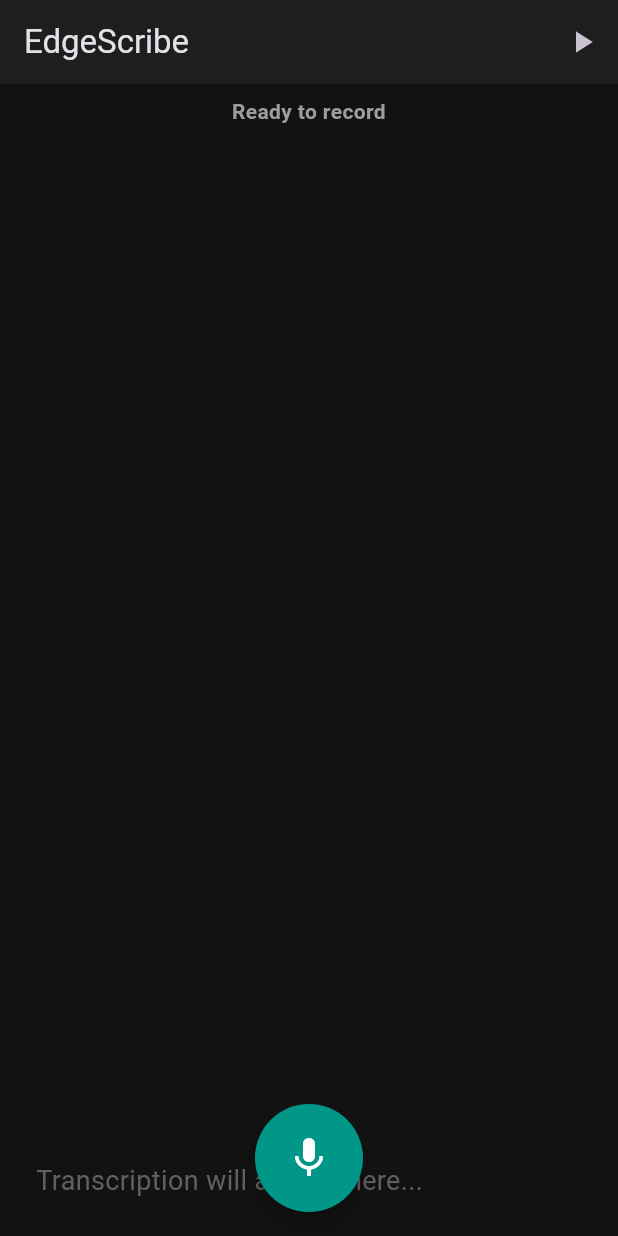
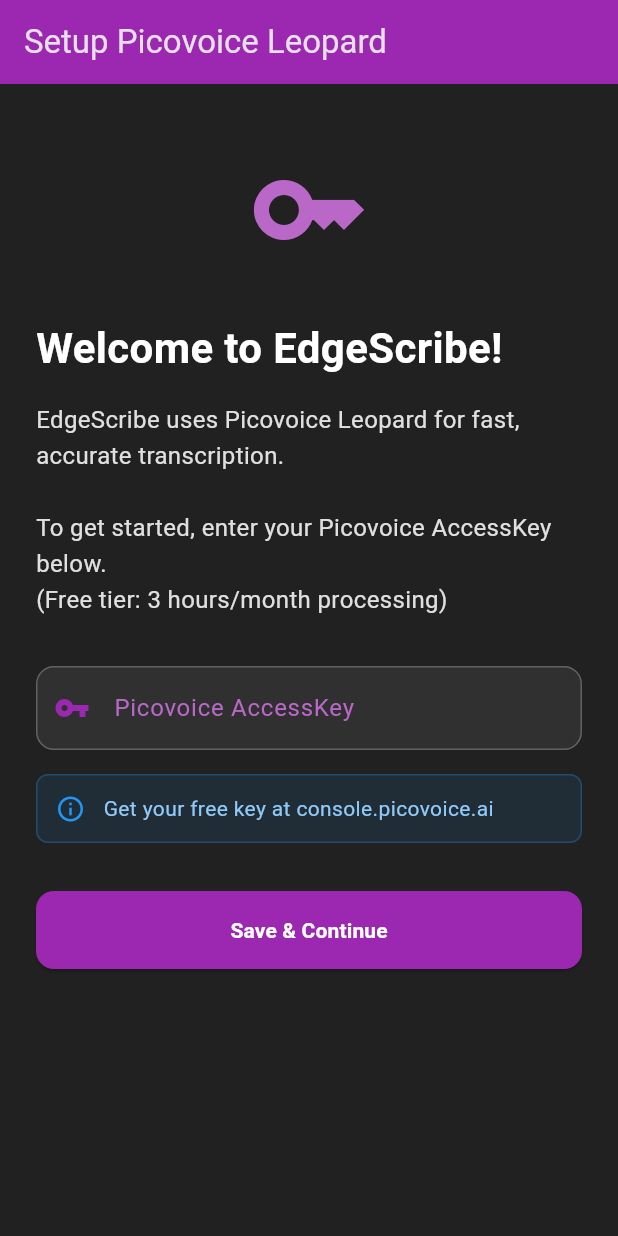
Before and after one commit to mythstical/EdgeScribe, a Flutter app: the screen it shows after launch, on a phone screen of 412 x 824 dp. Run offline on Flutter 3.47's test engine with Material 3 defaults, Android fonts, the phone set to English and light mode, and no system bars; our stand-ins replace audioplayers, flutter_secure_storage; missing offline and left inert: leopard_flutter, record.

Commit message:
pivot to using a more specialised transcription model that appears to provide better performance

```diff
--- a/lib/main.dart
+++ b/lib/main.dart
@@ -1,7 +1,7 @@
 import 'package:audioplayers/audioplayers.dart';
 import 'package:flutter/material.dart';
-import 'package:provider/provider.dart';
 import 'services/transcription_service.dart';
+import 'screens/api_key_setup_screen.dart';
 
 void main() {
   runApp(const MyApp());
@@ -12,22 +12,10 @@
 
   @override
   Widget build(BuildContext context) {
-    return MultiProvider(
-      providers: [Provider(create: (_) => TranscriptionService())],
-      child: MaterialApp(
+    return MaterialApp(
       title: 'EdgeScribe',
-        theme: ThemeData(
-          brightness: Brightness.dark,
-          primarySwatch: Colors.teal,
-          useMaterial3: true,
-          scaffoldBackgroundColor: const Color(0xFF121212),
-          appBarTheme: const AppBarTheme(
-            backgroundColor: Color(0xFF1E1E1E),
-            elevation: 0,
-          ),
-        ),
+      theme: ThemeData.dark(),
       home: const TranscriptionScreen(),
-      ),
     );
   }
 }
@@ -46,6 +34,8 @@
   bool _isTranscribing = false;
   bool _isModelReady = false;
 
+  final TranscriptionService _transcriptionService = TranscriptionService();
+
   @override
   void initState() {
     super.initState();
@@ -53,19 +43,27 @@
   }
 
   Future<void> _initializeModel() async {
-    final service = Provider.of<TranscriptionService>(context, listen: false);
     try {
-      setState(() => _status = "Downloading model...");
-      await service.downloadModel(
-        onProgress: (progress, status) {
+      setState(() => _status = "Checking for API key...");
+
+      // Check if Leopard API key exists, if not show setup screen
+      if (!await _transcriptionService.hasApiKey()) {
         setState(() {
-            _status = "$status ${(progress * 100).toStringAsFixed(1)}%";
+          _status = "Setup required";
+          _isModelReady = true;
         });
-        },
-      );
 
-      setState(() => _status = "Initializing model...");
-      await service.initializeModel();
+        // Show API key setup dialog
+        if (mounted) {
+          await Future.delayed(const Duration(milliseconds: 500));
+          _showApiKeySetup();
+        }
+        return;
+      }
+
+      // Initialize Leopard
+      setState(() => _status = "Initializing Leopard...");
+      await _transcriptionService.initialize();
 
       setState(() {
         _isModelReady = true;
@@ -77,10 +75,13 @@
   }
 
   Future<void> _toggleRecording() async {
-    final service = Provider.of<TranscriptionService>(context, listen: false);
+    if (!_transcriptionService.isInitialized) {
+      setState(() => _status = "Leopard not ready. Check API key.");
+      return;
+    }
 
     if (_isRecording) {
-      // Stop recording
+      // Stop recording and transcribe
       try {
         setState(() {
           _isRecording = false;
@@ -88,18 +89,13 @@
           _status = "Transcribing...";
         });
 
-        final stream = await service.stopRecordingAndTranscribeStream();
-
-        await for (final token in stream) {
-          setState(() {
-            _transcribedText += token;
-          });
-        }
+        final transcription = await _transcriptionService
+            .stopRecordingAndTranscribe();
 
         setState(() {
           _isTranscribing = false;
           _status = "Ready to record";
-          _transcribedText += "\n\n"; // Add spacing for next recording
+          _transcribedText += "$transcription\n\n";
         });
       } catch (e) {
         setState(() {
@@ -110,17 +106,11 @@
     } else {
       // Start recording
       try {
-        await service.startRecording(
-          onSilenceDetected: () {
-            // Automatically stop recording when silence is detected
-            if (mounted && _isRecording) {
-              _toggleRecording();
-            }
-          },
-        );
+        await _transcriptionService.startRecording();
+
         setState(() {
           _isRecording = true;
-          _status = "Recording... (Speak now)";
+          _status = "Recording...";
         });
       } catch (e) {
         setState(() => _status = "Error: $e");
@@ -130,15 +120,37 @@
 
   final AudioPlayer _audioPlayer = AudioPlayer();
 
+  // Show API key setup screen
+  Future<void> _showApiKeySetup() async {
+    final result = await Navigator.of(context).push<bool>(
+      MaterialPageRoute(
+        builder: (context) =>
+            ApiKeySetupScreen(leopardService: _transcriptionService),
+        fullscreenDialog: true,
+      ),
+    );
+
+    // If user saved key, reinitialize Leopard
+    if (result == true && mounted) {
+      setState(() => _status = "Initializing Leopard...");
+      try {
+        await _transcriptionService.initialize();
+        setState(() => _status = "Ready to record");
+      } catch (e) {
+        setState(() => _status = "Init failed: $e");
+      }
+    }
+  }
+
   @override
   void dispose() {
     _audioPlayer.dispose();
+    _transcriptionService.dispose();
     super.dispose();
   }
 
   Future<void> _playLastRecording() async {
-    final service = Provider.of<TranscriptionService>(context, listen: false);
-    final path = await service.getLastRecordingPath();
+    final path = await _transcriptionService.getLastRecordingPath();
 
     if (path != null) {
       try {
@@ -154,8 +166,10 @@
   @override
   Widget build(BuildContext context) {
     return Scaffold(
+      backgroundColor: Colors.black,
       appBar: AppBar(
         title: const Text('EdgeScribe'),
+        backgroundColor: Colors.purple,
         actions: [
           if (!_isRecording && !_isTranscribing)
             IconButton(
@@ -170,33 +184,47 @@
           // Status Bar
           Container(
             width: double.infinity,
-            padding: const EdgeInsets.symmetric(vertical: 8, horizontal: 16),
+            padding: const EdgeInsets.symmetric(vertical: 12, horizontal: 16),
             color: _isRecording
                 ? Colors.red.withValues(alpha: 0.1)
                 : _isTranscribing
-                ? Colors.blue.withValues(alpha: 0.1)
-                : Colors.transparent,
+                ? Colors.purple.withValues(alpha: 0.1)
+                : Colors.grey[900],
+            child: Row(
+              children: [
+                if (_isRecording)
+                  Container(
+                    width: 12,
+                    height: 12,
+                    margin: const EdgeInsets.only(right: 8),
+                    decoration: const BoxDecoration(
+                      color: Colors.red,
+                      shape: BoxShape.circle,
+                    ),
+                  ),
+                Expanded(
                   child: Text(
                     _status,
                     style: TextStyle(
                       color: _isRecording
-                    ? Colors.redAccent
+                          ? Colors.red[300]
                           : _isTranscribing
-                    ? Colors.blueAccent
-                    : Colors.grey,
-                fontWeight: FontWeight.bold,
+                          ? Colors.purple[300]
+                          : Colors.white,
+                      fontWeight: FontWeight.w500,
                     ),
-              textAlign: TextAlign.center,
+                  ),
+                ),
+              ],
             ),
           ),
 
-          // Transcription Area
+          // Transcription Display
           Expanded(
             child: Container(
               width: double.infinity,
-              padding: const EdgeInsets.all(24),
+              padding: const EdgeInsets.all(16),
               child: SingleChildScrollView(
-                reverse: true, // Auto-scroll to bottom
                 child: Text(
                   _transcribedText.isEmpty
                       ? "Transcription will appear here..."
@@ -220,7 +248,7 @@
               height: 72,
               child: FloatingActionButton(
                 onPressed: _isTranscribing ? null : _toggleRecording,
-                backgroundColor: _isRecording ? Colors.red : Colors.teal,
+                backgroundColor: _isRecording ? Colors.red : Colors.purple,
                 shape: const CircleBorder(),
                 child: Icon(
                   _isRecording ? Icons.stop : Icons.mic,
--- /dev/null
+++ b/lib/screens/api_key_setup_screen.dart
@@ -0,0 +1,195 @@
+import 'package:flutter/material.dart';
+import '../services/transcription_service.dart';
+
+/// API Key setup screen for first-time users
+class ApiKeySetupScreen extends StatefulWidget {
+  final TranscriptionService leopardService;
+
+  const ApiKeySetupScreen({super.key, required this.leopardService});
+
+  @override
+  State<ApiKeySetupScreen> createState() => _ApiKeySetupScreenState();
+}
+
+class _ApiKeySetupScreenState extends State<ApiKeySetupScreen> {
+  final TextEditingController _keyController = TextEditingController();
+  bool _isLoading = false;
+  String? _errorMessage;
+
+  @override
+  void dispose() {
+    _keyController.dispose();
+    super.dispose();
+  }
+
+  Future<void> _saveAndContinue() async {
+    final key = _keyController.text.trim();
+
+    if (key.isEmpty) {
+      setState(() {
+        _errorMessage = 'Please enter your Picovoice AccessKey';
+      });
+      return;
+    }
+
+    setState(() {
+      _isLoading = true;
+      _errorMessage = null;
+    });
+
+    try {
+      // Save and initialize Leopard
+      await widget.leopardService.setApiKey(key);
+
+      if (mounted) {
+        // Success - close this screen
+        Navigator.of(context).pop(true);
+      }
+    } catch (e) {
+      setState(() {
+        _isLoading = false;
+        _errorMessage = 'Invalid API key: $e';
+      });
+    }
+  }
+
+  @override
+  Widget build(BuildContext context) {
+    return Scaffold(
+      backgroundColor: Colors.grey[900],
+      appBar: AppBar(
+        title: const Text('Setup Picovoice Leopard'),
+        backgroundColor: Colors.purple,
+        automaticallyImplyLeading: false, // No back button
+      ),
+      body: SingleChildScrollView(
+        padding: const EdgeInsets.all(24.0),
+        child: Column(
+          crossAxisAlignment: CrossAxisAlignment.start,
+          children: [
+            const SizedBox(height: 20),
+
+            // Icon
+            Center(child: Icon(Icons.key, size: 80, color: Colors.purple[300])),
+
+            const SizedBox(height: 32),
+
+            // Title
+            const Text(
+              'Welcome to EdgeScribe!',
+              style: TextStyle(
+                fontSize: 28,
+                fontWeight: FontWeight.bold,
+                color: Colors.white,
+              ),
+            ),
+
+            const SizedBox(height: 16),
+
+            // Description
+            Text(
+              'EdgeScribe uses Picovoice Leopard for fast, accurate transcription.\n\n'
+              'To get started, enter your Picovoice AccessKey below.\n'
+              '(Free tier: 3 hours/month processing)',
+              style: TextStyle(
+                fontSize: 16,
+                height: 1.5,
+                color: Colors.grey[300],
+              ),
+            ),
+
+            const SizedBox(height: 32),
+
+            // API Key Input
+            TextField(
+              controller: _keyController,
+              enabled: !_isLoading,
+              style: const TextStyle(color: Colors.white),
+              decoration: InputDecoration(
+                labelText: 'Picovoice AccessKey',
+                labelStyle: TextStyle(color: Colors.purple[300]),
+                hintText: 'Paste your key here',
+                hintStyle: TextStyle(color: Colors.grey[600]),
+                prefixIcon: const Icon(Icons.vpn_key, color: Colors.purple),
+                border: OutlineInputBorder(
+                  borderRadius: BorderRadius.circular(12),
+                  borderSide: const BorderSide(color: Colors.purple),
+                ),
+                enabledBorder: OutlineInputBorder(
+                  borderRadius: BorderRadius.circular(12),
+                  borderSide: BorderSide(color: Colors.grey[700]!),
+                ),
+                focusedBorder: OutlineInputBorder(
+                  borderRadius: BorderRadius.circular(12),
+                  borderSide: const BorderSide(color: Colors.purple, width: 2),
+                ),
+                filled: true,
+                fillColor: Colors.grey[850],
+                errorText: _errorMessage,
+              ),
+              maxLines: 1,
+              obscureText: false,
+            ),
+
+            const SizedBox(height: 16),
+
+            // Help Text
+            Container(
+              padding: const EdgeInsets.all(12),
+              decoration: BoxDecoration(
+                color: Colors.blue.withValues(alpha: 0.1),
+                borderRadius: BorderRadius.circular(8),
+                border: Border.all(color: Colors.blue.withValues(alpha: 0.3)),
+              ),
+              child: Row(
+                children: [
+                  const Icon(Icons.info_outline, color: Colors.blue, size: 20),
+                  const SizedBox(width: 12),
+                  Expanded(
+                    child: Text(
+                      'Get your free key at console.picovoice.ai',
+                      style: TextStyle(color: Colors.blue[200], fontSize: 14),
+                    ),
+                  ),
+                ],
+              ),
+            ),
+
+            const SizedBox(height: 32),
+
+            // Button
+            SizedBox(
+              width: double.infinity,
+              child: ElevatedButton(
+                onPressed: _isLoading ? null : _saveAndContinue,
+                style: ElevatedButton.styleFrom(
+                  padding: const EdgeInsets.symmetric(vertical: 16),
+                  backgroundColor: Colors.purple,
+                  shape: RoundedRectangleBorder(
+                    borderRadius: BorderRadius.circular(12),
+                  ),
+                ),
+                child: _isLoading
+                    ? const SizedBox(
+                        height: 20,
+                        width: 20,
+                        child: CircularProgressIndicator(
+                          color: Colors.white,
+                          strokeWidth: 2,
+                        ),
+                      )
+                    : const Text(
+                        'Save & Continue',
+                        style: TextStyle(
+                          color: Colors.white,
+                          fontWeight: FontWeight.bold,
+                        ),
+                      ),
+              ),
+            ),
+          ],
+        ),
+      ),
+    );
+  }
+}
--- a/lib/services/secure_storage_service.dart
+++ b/lib/services/secure_storage_service.dart
@@ -3,6 +3,38 @@
 class SecureStorageService {
   final _storage = const FlutterSecureStorage();
 
+  // Generic API Key management
+  static const String _apiKeyKey = 'api_key';
+
+  static Future<void> saveApiKey(String key) async {
+    const storage = FlutterSecureStorage();
+    await storage.write(key: _apiKeyKey, value: key);
+  }
+
+  static Future<String?> getApiKey() async {
+    const storage = FlutterSecureStorage();
+    return await storage.read(key: _apiKeyKey);
+  }
+
+  // Picovoice API Key management
+  static const String _picovoiceKeyKey = 'picovoice_access_key';
+
+  static Future<void> savePicovoiceKey(String key) async {
+    const storage = FlutterSecureStorage();
+    await storage.write(key: _picovoiceKeyKey, value: key);
+  }
+
+  static Future<String?> getPicovoiceKey() async {
+    const storage = FlutterSecureStorage();
+    return await storage.read(key: _picovoiceKeyKey);
+  }
+
+  static Future<void> deletePicovoiceKey() async {
+    const storage = FlutterSecureStorage();
+    await storage.delete(key: _picovoiceKeyKey);
+  }
+
+  // Instance methods
   Future<void> write(String key, String value) async {
     await _storage.write(key: key, value: value);
   }
--- a/pubspec.yaml
+++ b/pubspec.yaml
@@ -34,13 +34,12 @@
   # The following adds the Cupertino Icons font to your application.
   # Use with the CupertinoIcons class for iOS style icons.
   cupertino_icons: ^1.0.8
-  cactus: ^1.2.0
   flutter_secure_storage: ^9.2.4
-  provider: ^6.1.5+1
   path_provider: ^2.1.5
   http: ^1.6.0
   record: ^6.1.2
   audioplayers: ^6.5.1
+  leopard_flutter: ^2.0.4
 
 dev_dependencies:
   flutter_test:
@@ -63,6 +62,8 @@
   # included with your application, so that you can use the icons in
   # the material Icons class.
   uses-material-design: true
+  assets:
+    - assets/leopard_model.pv
 
   # To add assets to your application, add an assets section, like this:
   # assets:
```
Also changed, not shown: lib/services/transcription_service.dart (+85 -103 lines), pubspec.lock, 7 other files. Lines whose indentation alone changed are shown as unchanged.
